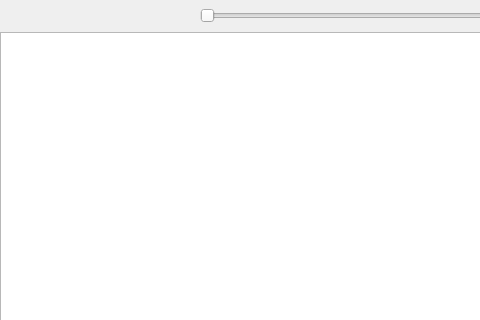
Above: ui/qmRadio.ui from lmjpg/qmRadio before the change; both pictures show x 0 to 480 and y 0 to 320 of the 815 by 578 pixel window. Below: the same form after it.
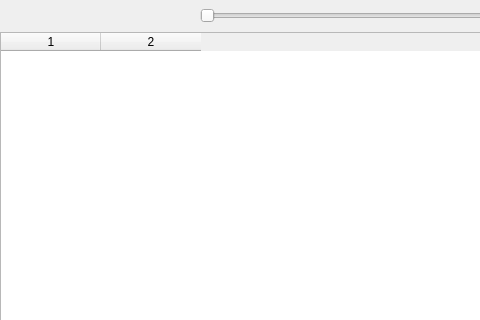
That is the form after the change. Icons and pictures are not drawn.

Commit message: Show list of radios on the main window

```diff
--- a/ui/qmRadio.ui
+++ b/ui/qmRadio.ui
@@ -146,7 +146,28 @@
      </layout>
     </item>
     <item>
-     <widget class="QTableView" name="RadioList"/>
+     <widget class="QTableWidget" name="RadioList">
+      <property name="editTriggers">
+       <set>QAbstractItemView::EditTrigger::NoEditTriggers</set>
+      </property>
+      <property name="selectionMode">
+       <enum>QAbstractItemView::SelectionMode::SingleSelection</enum>
+      </property>
+      <property name="selectionBehavior">
+       <enum>QAbstractItemView::SelectionBehavior::SelectRows</enum>
+      </property>
+      <property name="gridStyle">
+       <enum>Qt::PenStyle::NoPen</enum>
+      </property>
+      <property name="columnCount">
+       <number>2</number>
+      </property>
+      <attribute name="verticalHeaderVisible">
+       <bool>false</bool>
+      </attribute>
+      <column/>
+      <column/>
+     </widget>
     </item>
    </layout>
   </widget>
```
The commit also changes 3 other files.
